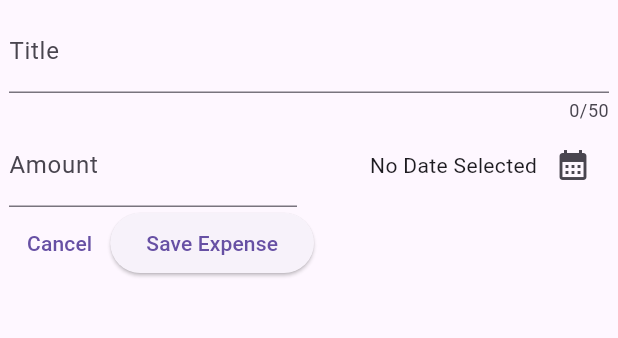
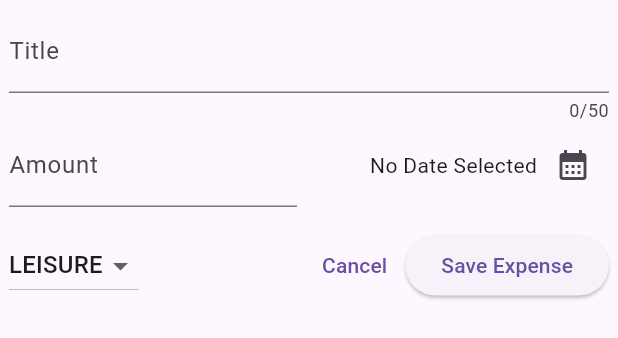
Before and after one commit to Mudasirsaeed032/Expense_Tracker_App, a Flutter app: the NewExpense widget shown alone on an empty page, opened directly, on a phone screen of 412 x 824 dp. Shown: the top 338 px of the screen. Run offline on Flutter 3.47's test engine with Material 3 defaults, Android fonts, the phone set to English and light mode, and no system bars.

Commit message:
adding a dropdown button

```diff
--- a/lib/widgets/new_expense.dart
+++ b/lib/widgets/new_expense.dart
@@ -14,6 +14,7 @@ class _NewExpenseState extends State<NewExpense> {
   final _titleController = TextEditingController();
   final _amountController = TextEditingController();
   DateTime? _selectedDate;
+  Category _selectedCategory = Category.leisure;
 
   @override
   void dispose() {
@@ -80,8 +81,32 @@ class _NewExpenseState extends State<NewExpense> {
               ),
             ],
           ),
+          const SizedBox(height: 15),
           Row(
             children: [
+              DropdownButton(
+                value: _selectedCategory,
+                items:
+                    Category.values
+                        .map(
+                          (category) => DropdownMenuItem(
+                            value: category,
+                            child: Text(
+                              category.name.toUpperCase(),
+                            ),
+                          ),
+                        )
+                        .toList(),
+                onChanged: (value) {
+                  if (value == null) {
+                    return;
+                  }
+                  setState(() {
+                    _selectedCategory = value;
+                  });
+                },
+              ),
+              const Spacer(),
               TextButton(
                 onPressed: () {
                   Navigator.pop(context);
```
